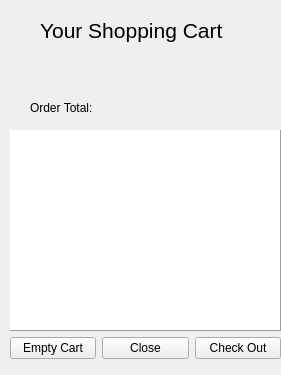
First picture: the form in D4_TeamJava/cuTPS_gui/ShoppingCartWidget.ui, repository AnkushVarshneya/CUTPS, before the edit.
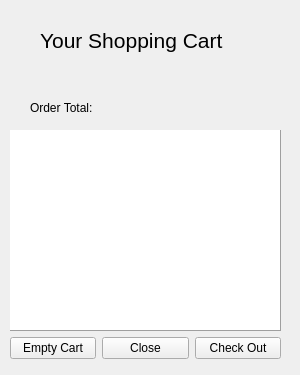
Second picture: the form after the edit.

Diff of the .ui file:
```diff
--- a/D4_TeamJava/cuTPS_gui/ShoppingCartWidget.ui
+++ b/D4_TeamJava/cuTPS_gui/ShoppingCartWidget.ui
@@ -6,10 +6,16 @@
    <rect>
     <x>0</x>
     <y>0</y>
-    <width>281</width>
+    <width>300</width>
     <height>375</height>
    </rect>
   </property>
+  <property name="minimumSize">
+   <size>
+    <width>300</width>
+    <height>375</height>
+   </size>
+  </property>
   <property name="maximumSize">
    <size>
     <width>300</width>
@@ -29,7 +35,7 @@
    <property name="geometry">
     <rect>
      <x>40</x>
-     <y>10</y>
+     <y>20</y>
      <width>191</width>
      <height>41</height>
     </rect>
```
